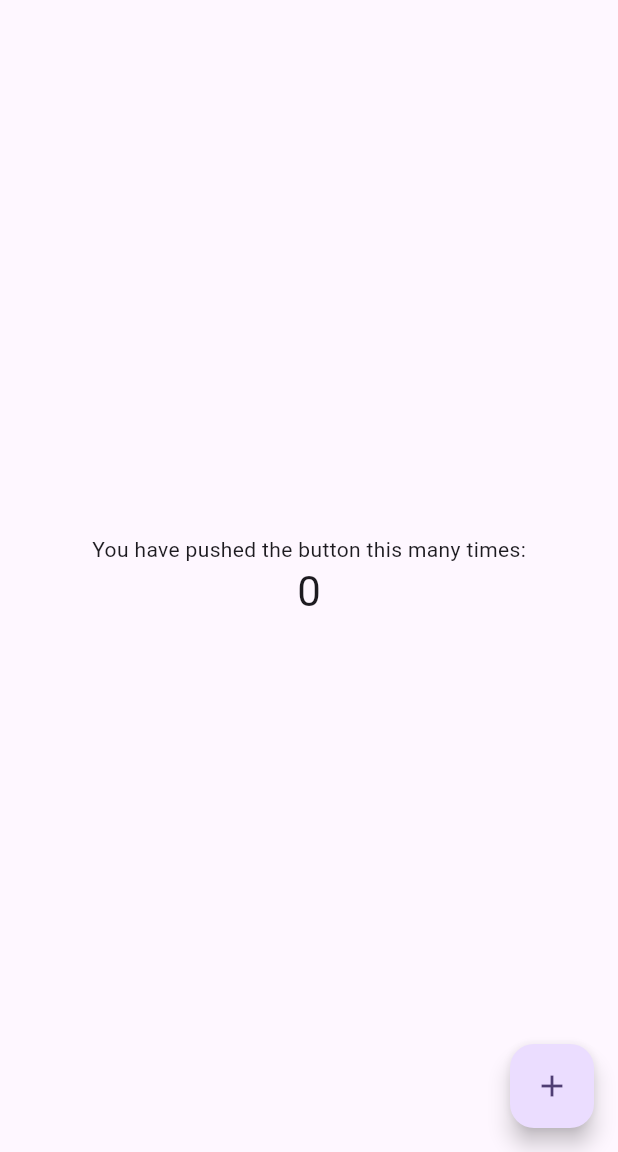
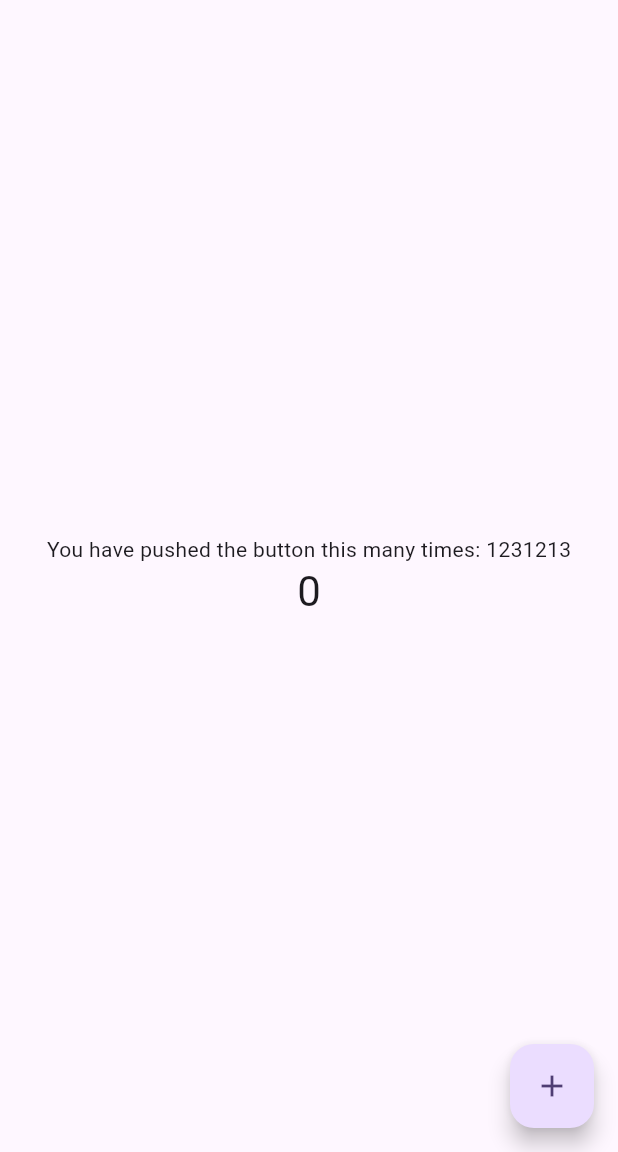
Before and after one commit to TranChinh03/automation_pipeline_actions, a Flutter app: the screen it shows after launch, on a phone screen of 412 x 824 dp, the part 84-1236 px from its top. Run offline on Flutter 3.47's test engine with Material 3 defaults, Android fonts, the phone set to English and light mode, and no system bars.

Commit message:
Merge pull request #11 from TranChinh03/feat/chinhmtran/new_pr_5
Add cmt

```diff
--- a/demo_project/lib/main.dart
+++ b/demo_project/lib/main.dart
@@ -80,7 +80,7 @@ class _MyHomePageState extends State<MyHomePage> {
           // wireframe for each widget.
           mainAxisAlignment: MainAxisAlignment.center,
           children: <Widget>[
-            const Text('You have pushed the button this many times:'),
+            const Text('You have pushed the button this many times: 1231213'),
             Text(
               '$_counter',
               style: Theme.of(context).textTheme.headlineMedium,
```
